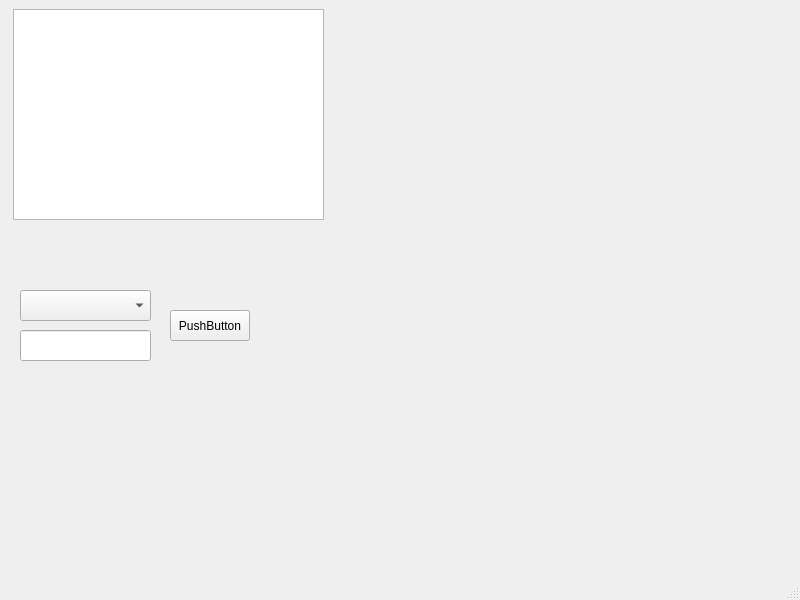
Above: mainwindow.ui from Girome01/Proyecto-Thanos before the change. Below: the same form after it.
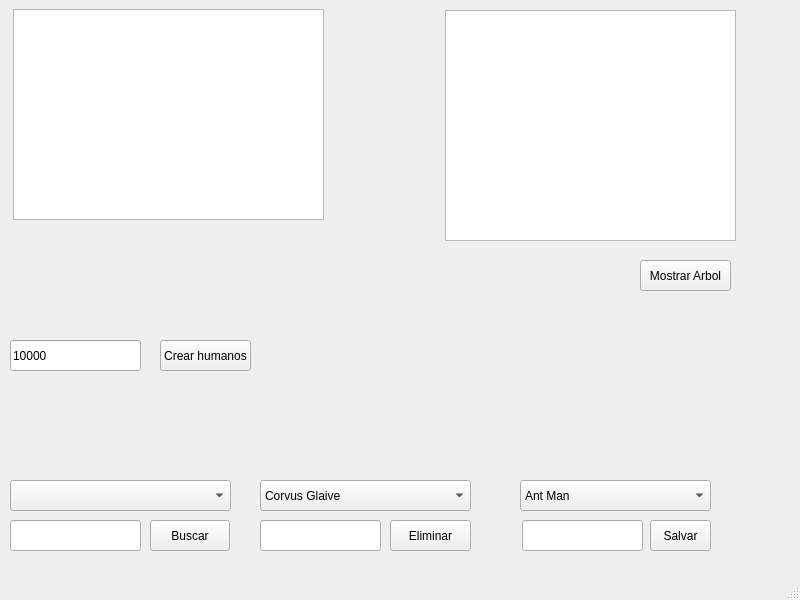
That is the form after the change.

```diff
--- a/mainwindow.ui
+++ b/mainwindow.ui
@@ -27,8 +27,8 @@
    <widget class="QLineEdit" name="entBuscar">
     <property name="geometry">
      <rect>
-      <x>20</x>
-      <y>330</y>
+      <x>10</x>
+      <y>520</y>
       <width>131</width>
       <height>31</height>
      </rect>
@@ -37,9 +37,9 @@
    <widget class="QComboBox" name="cmbBuscarPor">
     <property name="geometry">
      <rect>
-      <x>20</x>
-      <y>290</y>
-      <width>131</width>
+      <x>10</x>
+      <y>480</y>
+      <width>221</width>
       <height>31</height>
      </rect>
     </property>
@@ -47,14 +47,174 @@
    <widget class="QPushButton" name="btnBuscar">
     <property name="geometry">
      <rect>
-      <x>170</x>
-      <y>310</y>
+      <x>150</x>
+      <y>520</y>
       <width>80</width>
       <height>31</height>
      </rect>
     </property>
     <property name="text">
-     <string>PushButton</string>
+     <string>Buscar</string>
+    </property>
+   </widget>
+   <widget class="QPushButton" name="btnMostrarArbol">
+    <property name="geometry">
+     <rect>
+      <x>640</x>
+      <y>260</y>
+      <width>91</width>
+      <height>31</height>
+     </rect>
+    </property>
+    <property name="text">
+     <string>Mostrar Arbol</string>
+    </property>
+   </widget>
+   <widget class="QTextBrowser" name="txtArbol">
+    <property name="geometry">
+     <rect>
+      <x>445</x>
+      <y>10</y>
+      <width>291</width>
+      <height>231</height>
+     </rect>
+    </property>
+   </widget>
+   <widget class="QComboBox" name="cmbEliminar">
+    <property name="geometry">
+     <rect>
+      <x>260</x>
+      <y>480</y>
+      <width>211</width>
+      <height>31</height>
+     </rect>
+    </property>
+    <item>
+     <property name="text">
+      <string>Corvus Glaive</string>
+     </property>
+    </item>
+    <item>
+     <property name="text">
+      <string>Midnight</string>
+     </property>
+    </item>
+    <item>
+     <property name="text">
+      <string>Nebula</string>
+     </property>
+    </item>
+    <item>
+     <property name="text">
+      <string>Ebony Maw</string>
+     </property>
+    </item>
+    <item>
+     <property name="text">
+      <string>Black Dwarf</string>
+     </property>
+    </item>
+   </widget>
+   <widget class="QLineEdit" name="entEliminar">
+    <property name="geometry">
+     <rect>
+      <x>260</x>
+      <y>520</y>
+      <width>121</width>
+      <height>31</height>
+     </rect>
+    </property>
+   </widget>
+   <widget class="QPushButton" name="btnEliminar">
+    <property name="geometry">
+     <rect>
+      <x>390</x>
+      <y>520</y>
+      <width>81</width>
+      <height>31</height>
+     </rect>
+    </property>
+    <property name="text">
+     <string>Eliminar</string>
+    </property>
+   </widget>
+   <widget class="QComboBox" name="cmbSalvar">
+    <property name="geometry">
+     <rect>
+      <x>520</x>
+      <y>480</y>
+      <width>191</width>
+      <height>31</height>
+     </rect>
+    </property>
+    <item>
+     <property name="text">
+      <string>Ant Man</string>
+     </property>
+    </item>
+    <item>
+     <property name="text">
+      <string>Ironman</string>
+     </property>
+    </item>
+    <item>
+     <property name="text">
+      <string>Thor</string>
+     </property>
+    </item>
+    <item>
+     <property name="text">
+      <string>Spiderman</string>
+     </property>
+    </item>
+   </widget>
+   <widget class="QPushButton" name="btnSalvar">
+    <property name="geometry">
+     <rect>
+      <x>650</x>
+      <y>520</y>
+      <width>61</width>
+      <height>31</height>
+     </rect>
+    </property>
+    <property name="text">
+     <string>Salvar</string>
+    </property>
+   </widget>
+   <widget class="QLineEdit" name="entSalvar">
+    <property name="geometry">
+     <rect>
+      <x>522</x>
+      <y>520</y>
+      <width>121</width>
+      <height>31</height>
+     </rect>
+    </property>
+   </widget>
+   <widget class="QLineEdit" name="entCantHumanos">
+    <property name="geometry">
+     <rect>
+      <x>10</x>
+      <y>340</y>
+      <width>131</width>
+      <height>31</height>
+     </rect>
+    </property>
+    <property name="text">
+     <string>10000</string>
+    </property>
+   </widget>
+   <widget class="QPushButton" name="btnCrearHumanos">
+    <property name="geometry">
+     <rect>
+      <x>160</x>
+      <y>340</y>
+      <width>91</width>
+      <height>31</height>
+     </rect>
+    </property>
+    <property name="text">
+     <string>Crear humanos</string>
     </property>
    </widget>
   </widget>
```
